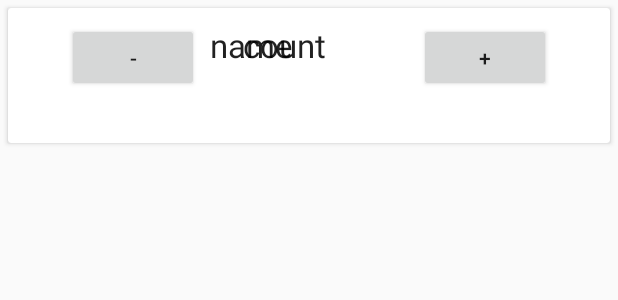
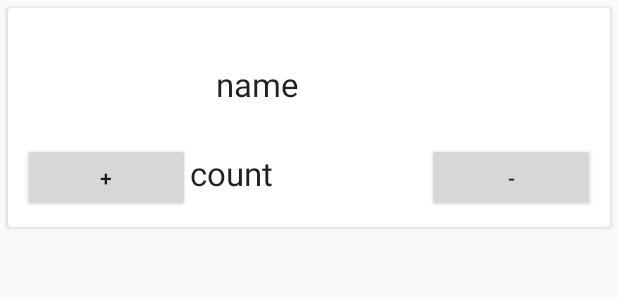
Before and after one commit to Items0/BrickList, an Android app: the layout set_item_layout.xml on its own in the app's theme, with its tools: preview values and no code run, on a phone screen of 412 x 824 dp. Shown: the top 300 px of the screen. Run offline under Robolectric (Android 15) with nearby library versions, the phone set to English and light mode, and no system bars; network calls fail.

Commit message:
SetActivity View

```diff
--- a/app/src/main/java/com/example/patryk/bricklist_project/RecyclerViewAdapter.kt
+++ b/app/src/main/java/com/example/patryk/bricklist_project/RecyclerViewAdapterMain.kt
@@ -7,7 +7,7 @@ import android.view.View
 import android.widget.TextView
 
 
-class RecyclerViewAdapter(val items : ArrayList<Pair<String, String>>, val clickListener: (String, Int) -> Unit) : RecyclerView.Adapter<RecyclerViewAdapter.ViewHolder>() {
+class RecyclerViewAdapterMain(val items : ArrayList<Pair<String, String>>, val clickListener: (Int) -> Unit) : RecyclerView.Adapter<RecyclerViewAdapterMain.ViewHolder>() {
     override fun onCreateViewHolder(parent: ViewGroup, viewType: Int): ViewHolder {
         val v = LayoutInflater.from(parent?.context).inflate(R.layout.main_item_layout, parent, false)
         return ViewHolder(v);
@@ -17,7 +17,7 @@ class RecyclerViewAdapter(val items : ArrayList<Pair<String, String>>, val click
         holder?.myNumberTextView?.text = items[position].first
         holder?.myNameTextView?.text = items[position].second
 
-        holder?.itemView.setOnClickListener { clickListener(items[position].first, position) }
+        holder?.itemView.setOnClickListener { clickListener(position) }
         //holder?.containerView?.setOnClickListener { clickListener(item)
     }
 
--- a/app/src/main/res/layout/set_item_layout.xml
+++ b/app/src/main/res/layout/set_item_layout.xml
@@ -6,67 +6,67 @@
     android:layout_height="wrap_content">
 
     <android.support.v7.widget.CardView
-        android:layout_margin="5dp"
         android:layout_width="match_parent"
-        android:layout_height="match_parent" >
+        android:layout_height="match_parent"
+        android:layout_margin="5dp">
 
-        <android.support.constraint.ConstraintLayout
+        <LinearLayout
             android:layout_width="match_parent"
             android:layout_height="wrap_content"
+            android:orientation="vertical"
             android:padding="10dp">
+
+            <LinearLayout
+                android:layout_width="match_parent"
+                android:layout_height="match_parent"
+                android:orientation="horizontal">
 
                 <ImageView
                     android:id="@+id/imageView"
                     android:layout_width="86dp"
                     android:layout_height="70dp"
-                app:layout_constraintEnd_toStartOf="@+id/numberTextView"
-                app:layout_constraintHorizontal_bias="0.5"
-                app:layout_constraintStart_toStartOf="parent"
-                tools:layout_editor_absoluteY="0dp" />
+                    android:layout_marginTop="10dp"
+                    android:layout_weight="1" />
 
                 <TextView
-                android:id="@+id/numberTextView"
-                android:layout_width="237dp"
+                    android:id="@+id/brickNumberTextView"
+                    android:layout_width="210dp"
                     android:layout_height="35dp"
+                    android:layout_marginTop="26dp"
+                    android:layout_weight="1"
                     android:text="name"
-                android:textAppearance="@style/Base.TextAppearance.AppCompat.Large"
-                app:layout_constraintEnd_toEndOf="parent"
-                app:layout_constraintHorizontal_bias="0.5"
-                app:layout_constraintStart_toEndOf="@+id/imageView"
-                tools:layout_editor_absoluteY="16dp" />
+                    android:textAppearance="@style/Base.TextAppearance.AppCompat.Large" />
+
+            </LinearLayout>
+
+            <LinearLayout
+                android:layout_width="match_parent"
+                android:layout_height="match_parent"
+                android:orientation="horizontal">
+
+                <Button
+                    android:id="@+id/plusButton"
+                    android:layout_width="88dp"
+                    android:layout_height="46dp"
+                    android:layout_weight="1"
+                    android:text="+" />
 
                 <TextView
                     android:id="@+id/countView"
                     android:layout_width="88dp"
                     android:layout_height="46dp"
+                    android:layout_weight="3"
                     android:text="count"
-                android:textAppearance="@style/Base.TextAppearance.AppCompat.Large"
-                app:layout_constraintEnd_toStartOf="@+id/plusButton"
-                app:layout_constraintHorizontal_bias="0.5"
-                app:layout_constraintStart_toEndOf="@+id/minusButton"
-                tools:layout_editor_absoluteY="93dp" />
-
-            <Button
-                android:id="@+id/plusButton"
-                android:layout_width="88dp"
-                android:layout_height="46dp"
-                android:text="+"
-                app:layout_constraintEnd_toEndOf="parent"
-                app:layout_constraintHorizontal_bias="0.5"
-                app:layout_constraintStart_toEndOf="@+id/countView"
-                tools:layout_editor_absoluteY="94dp" />
-
+                    android:textAppearance="@style/Base.TextAppearance.AppCompat.Large" />
                 <Button
                     android:id="@+id/minusButton"
                     android:layout_width="88dp"
                     android:layout_height="46dp"
-                android:text="-"
-                app:layout_constraintEnd_toStartOf="@+id/countView"
-                app:layout_constraintHorizontal_bias="0.5"
-                app:layout_constraintStart_toStartOf="parent"
-                tools:layout_editor_absoluteY="94dp" />
+                    android:layout_weight="1"
+                    android:text="-" />
+            </LinearLayout>
 
-        </android.support.constraint.ConstraintLayout>
+        </LinearLayout>
     </android.support.v7.widget.CardView>
 
 </LinearLayout>
```
Also changed, not shown: app/src/main/java/com/example/patryk/bricklist_project/DataBaseHelper.java (+21 -3 lines), app/src/main/java/com/example/patryk/bricklist_project/MainActivity.kt (+6 -4 lines), app/src/main/java/com/example/patryk/bricklist_project/RecyclerViewAdapterSet.kt (added, +40 -0 lines), app/src/main/java/com/example/patryk/bricklist_project/SetActivity.kt (+57 -3 lines), app/src/main/res/layout/activity_set.xml (+9 -9 lines). Lines whose indentation alone changed are shown as unchanged.
